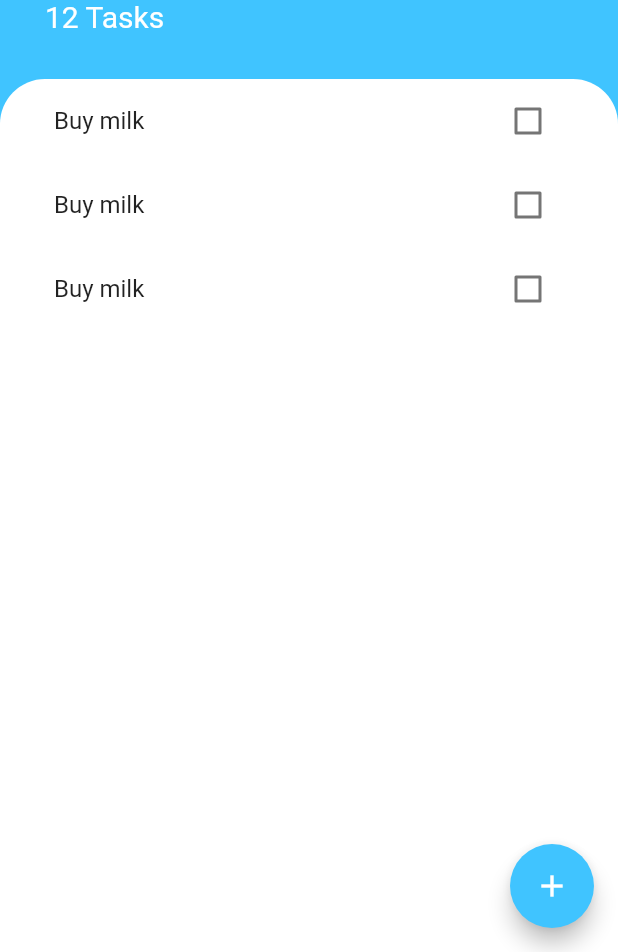
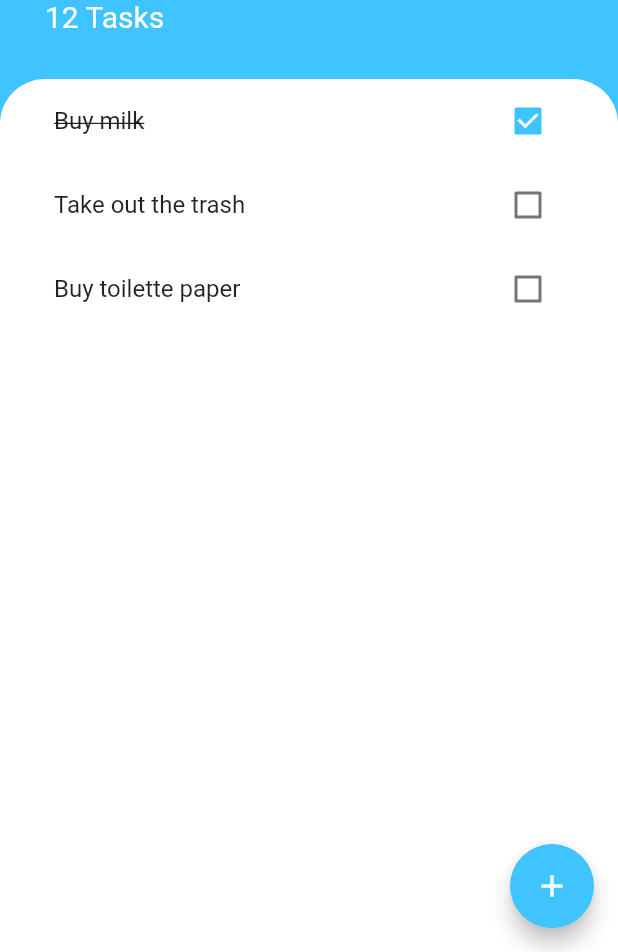
Before and after one commit to asly-97/todo_list_flutter_app, a Flutter app: the screen it shows after launch, on a phone screen of 412 x 824 dp, the part 284-1236 px from its top. Run offline on Flutter 3.47's test engine with Material 2 defaults, Android fonts, the phone set to English and light mode, and no system bars.

Commit message:
lifting checkbox state to TasksList

```diff
--- /dev/null
+++ b/lib/models/task.dart
@@ -0,0 +1,10 @@
+class Task {
+  String title;
+  bool isDone;
+
+  Task({required this.title, this.isDone = false});
+
+  void toggleDone() {
+    isDone = !isDone;
+  }
+}
--- a/lib/widgets/task_tile.dart
+++ b/lib/widgets/task_tile.dart
@@ -1,46 +1,30 @@
 import 'package:flutter/material.dart';
 
-class TaskTile extends StatefulWidget {
-  @override
-  State<TaskTile> createState() => _TaskTileState();
-}
+class TaskTile extends StatelessWidget {
+  final String title;
+  final bool isChecked;
+  final void Function(bool) checkboxCallback;
 
-class _TaskTileState extends State<TaskTile> {
-  bool isChecked = false;
+  TaskTile(
+      {required this.title,
+      required this.isChecked,
+      required this.checkboxCallback});
+
   @override
   Widget build(BuildContext context) {
     return ListTile(
       title: Text(
-        'Buy milk',
+        title,
         style: TextStyle(
             decoration: isChecked ? TextDecoration.lineThrough : null),
       ),
-      trailing: TaskCheckbox(
-        state: isChecked,
-        checkboxCallback: (checkboxState) {
-          setState(() {
-            isChecked = checkboxState;
-          });
+      trailing: Checkbox(
+        activeColor: Colors.lightBlueAccent,
+        value: isChecked,
+        onChanged: (newValue) {
+          checkboxCallback(newValue!);
         },
       ),
     );
   }
 }
-
-class TaskCheckbox extends StatelessWidget {
-  bool state;
-  Function(bool) checkboxCallback;
-
-  TaskCheckbox({required this.state, required this.checkboxCallback});
-
-  @override
-  Widget build(BuildContext context) {
-    return Checkbox(
-      activeColor: Colors.lightBlueAccent,
-      value: state,
-      onChanged: (newValue) {
-        checkboxCallback(newValue!);
-      },
-    );
-  }
-}
--- a/lib/widgets/tasks_list.dart
+++ b/lib/widgets/tasks_list.dart
@@ -1,15 +1,33 @@
 import 'package:flutter/material.dart';
 import 'package:todo_list_flutter/widgets/task_tile.dart';
+import 'package:todo_list_flutter/models/task.dart';
 
-class TasksList extends StatelessWidget {
+class TasksList extends StatefulWidget {
+  @override
+  State<TasksList> createState() => _TasksListState();
+}
+
+class _TasksListState extends State<TasksList> {
+  List<Task> tasks = [
+    Task(title: 'Buy milk', isDone: true),
+    Task(title: 'Take out the trash'),
+    Task(title: 'Buy toilette paper'),
+  ];
+
   @override
   Widget build(BuildContext context) {
-    return ListView(
-      children: [
-        TaskTile(),
-        TaskTile(),
-        TaskTile(),
-      ],
-    );
+    return ListView.builder(
+        itemCount: tasks.length,
+        itemBuilder: (context, index) {
+          return TaskTile(
+            title: tasks.elementAt(index).title,
+            isChecked: tasks.elementAt(index).isDone,
+            checkboxCallback: (state) {
+              setState(() {
+                tasks.elementAt(index).toggleDone();
+              });
+            },
+          );
+        });
   }
 }
```
